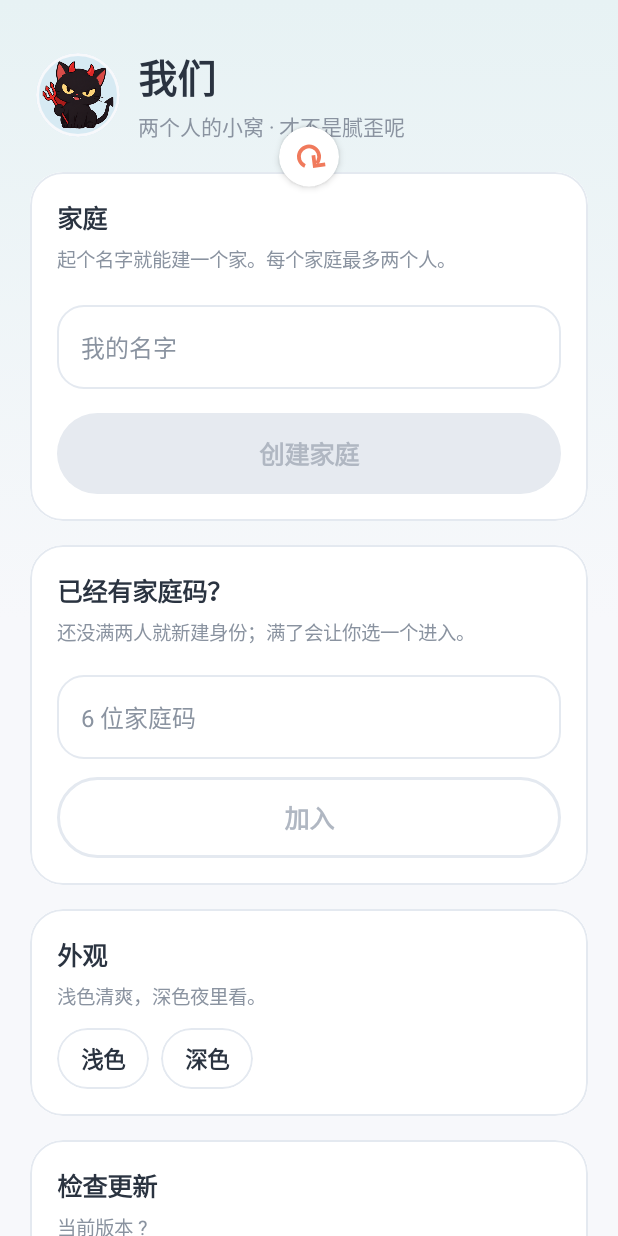
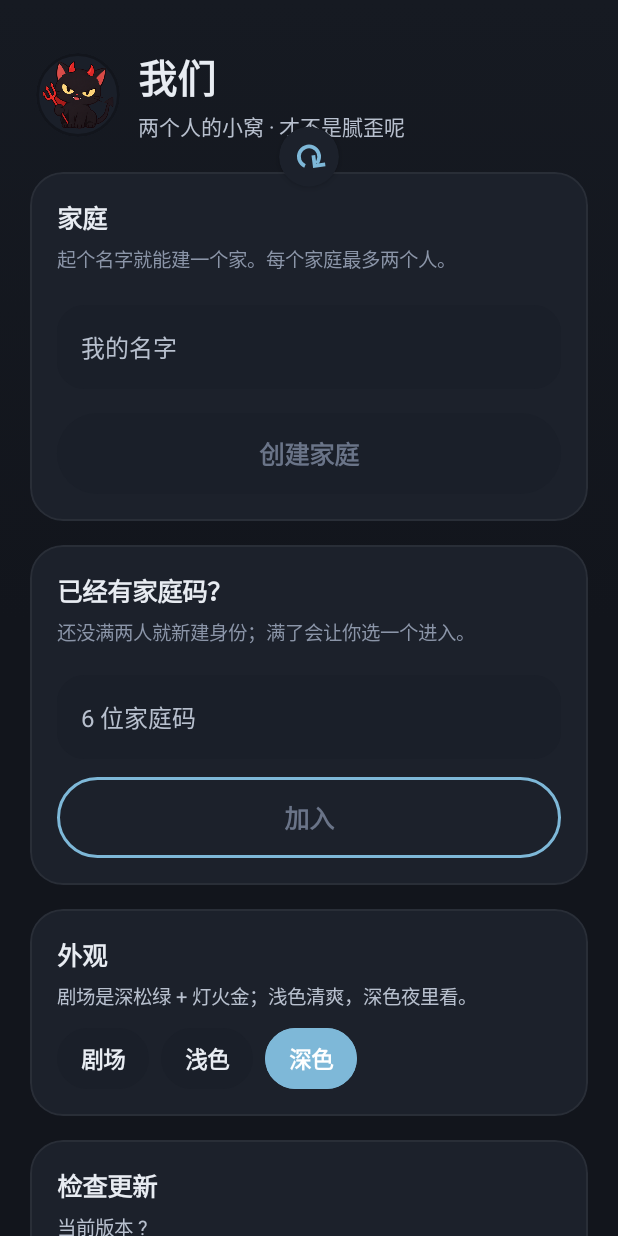
Before and after one commit to anliluZoe/GuanGuanHua, an Android app built with Jetpack Compose: the screen it shows after launch (MainActivity), after a tap on "深色", on a phone screen of 412 x 824 dp. Run offline under Robolectric (Android 15) with nearby library versions, the phone set to English and light mode, and no system bars; libraries missing offline, so code that uses them is left out: androidx.glance, androidx.glance.appwidget; pictures from the network do not load; 8 statements that could not run were skipped; 2 other taps on this screen came first.

Commit message:
冬夜剧场主题：松绿黑 + 灯火金；我们页加今天卡（第 1786 天）

```diff
--- a/app/src/main/java/com/guanguanhua/app/MainActivity.kt
+++ b/app/src/main/java/com/guanguanhua/app/MainActivity.kt
@@ -114,7 +114,10 @@ class MainActivity : ComponentActivity() {
             val appearance by viewModel.appearance.collectAsStateWithLifecycle()
             var showPoster by remember { mutableStateOf(true) }
             val dismissPoster = { showPoster = false }
-            GuanGuanHuaTheme(darkTheme = appearance.isDark(isSystemInDarkTheme())) {
+            GuanGuanHuaTheme(
+                darkTheme = appearance.isDark(isSystemInDarkTheme()),
+                theater = appearance == com.guanguanhua.app.ui.theme.Appearance.Theater,
+            ) {
                 val navController = rememberNavController()
                 val session by viewModel.session.collectAsStateWithLifecycle()
                 val trips by viewModel.trips.collectAsStateWithLifecycle()
--- a/app/src/main/java/com/guanguanhua/app/ui/Components.kt
+++ b/app/src/main/java/com/guanguanhua/app/ui/Components.kt
@@ -472,7 +472,7 @@ fun AppearancePicker(
         Text("外观", style = MaterialTheme.typography.titleMedium)
         Spacer(Modifier.height(6.dp))
         Text(
-            "浅色清爽，深色夜里看。",
+            "剧场是深松绿 + 灯火金；浅色清爽，深色夜里看。",
             style = MaterialTheme.typography.bodySmall,
             color = QTheme.colors.secondary,
         )
@@ -481,6 +481,7 @@ fun AppearancePicker(
             modifier = Modifier.horizontalScroll(rememberScrollState()),
             horizontalArrangement = Arrangement.spacedBy(8.dp),
         ) {
+            ChoiceChip("剧场", value == Appearance.Theater, onClick = { onChange(Appearance.Theater) })
             ChoiceChip("浅色", value == Appearance.Light, onClick = { onChange(Appearance.Light) })
             ChoiceChip("深色", value == Appearance.Dark, onClick = { onChange(Appearance.Dark) })
         }
--- a/app/src/main/java/com/guanguanhua/app/ui/ProfileScreen.kt
+++ b/app/src/main/java/com/guanguanhua/app/ui/ProfileScreen.kt
@@ -50,7 +50,12 @@ import com.guanguanhua.app.update.UpdateCheckResult
 import com.guanguanhua.app.update.UpdatePresentation
 import com.guanguanhua.app.update.presentUpdate
 import com.guanguanhua.app.widget.WidgetCopy
+import java.time.LocalDate
+import java.time.temporal.ChronoUnit
 import kotlinx.coroutines.launch
+
+/** 在一起的第一天：2022-01-01，算第 1 天。 */
+private val TOGETHER_SINCE: LocalDate = LocalDate.of(2022, 1, 1)
 
 internal fun householdPairTitle(name: String, partnerName: String?): String =
     "${name.ifBlank { "我" }} × ${partnerName ?: "另一半"}"
@@ -198,6 +203,37 @@ fun ProfileScreen(
                 )
             }
         } else {
+        val today = LocalDate.now()
+        val togetherDays = ChronoUnit.DAYS.between(TOGETHER_SINCE, today).toInt() + 1
+        val isBirthdayToday = today.monthValue == 11 && today.dayOfMonth == 21
+        val thisYearBirthday = LocalDate.of(today.year, 11, 21)
+        val nextBirthday = if (today.isAfter(thisYearBirthday)) thisYearBirthday.plusYears(1) else thisYearBirthday
+        val daysToBirthday = ChronoUnit.DAYS.between(today, nextBirthday).toInt()
+        SoftCard(modifier = Modifier.fillMaxWidth(), accent = QTheme.colors.sky) {
+            Row(
+                modifier = Modifier.fillMaxWidth(),
+                horizontalArrangement = Arrangement.SpaceBetween,
+            ) {
+                Text(
+                    "在一起 第 $togetherDays 天",
+                    style = MaterialTheme.typography.bodySmall,
+                    color = QTheme.colors.muted,
+                )
+                Text(
+                    "%02d·%02d".format(today.monthValue, today.dayOfMonth),
+                    style = MaterialTheme.typography.bodySmall,
+                    color = QTheme.colors.muted,
+                )
+            }
+            Spacer(Modifier.height(6.dp))
+            Text(
+                if (isBirthdayToday) "今晚，她是主角" else "距离 11·21 还有 $daysToBirthday 天",
+                style = MaterialTheme.typography.titleLarge,
+                fontWeight = FontWeight.SemiBold,
+            )
+            Spacer(Modifier.height(12.dp))
+            PillButton("再看一遍海报", filled = false, onClick = onReplayPoster)
+        }
         SoftCard(modifier = Modifier.fillMaxWidth()) {
             Text("家庭码", style = MaterialTheme.typography.titleMedium, fontWeight = FontWeight.SemiBold)
             Spacer(Modifier.height(8.dp))
@@ -230,17 +266,6 @@ fun ProfileScreen(
             }
             Spacer(Modifier.height(16.dp))
             PillButton("编辑桌面组件", filled = false, onClick = onOpenWidget)
-        }
-        SoftCard(modifier = Modifier.fillMaxWidth()) {
-            Text("开屏彩蛋", style = MaterialTheme.typography.titleMedium)
-            Spacer(Modifier.height(4.dp))
-            Text(
-                "剧院海报：红幕、追光、她。每次打开 App 都会先放一遍。",
-                color = QTheme.colors.muted,
-                style = MaterialTheme.typography.bodySmall,
-            )
-            Spacer(Modifier.height(14.dp))
-            PillButton("再看一遍", filled = false, onClick = onReplayPoster)
         }
         }
         AppearancePicker(value = appearance, onChange = viewModel::setAppearance)
--- a/app/src/main/java/com/guanguanhua/app/ui/theme/Theme.kt
+++ b/app/src/main/java/com/guanguanhua/app/ui/theme/Theme.kt
@@ -25,11 +25,13 @@ import androidx.core.view.WindowCompat
 
 /** 浅色 / 深色 / 跟随系统。保存在本地，不经过后端。 */
 enum class Appearance(val prefValue: String) {
+    Theater("theater"),
     System("system"),
     Light("light"),
     Dark("dark");
 
     fun isDark(systemDark: Boolean): Boolean = when (this) {
+        Theater -> true
         System -> systemDark
         Light -> false
         Dark -> true
@@ -37,7 +39,7 @@ enum class Appearance(val prefValue: String) {
 
     companion object {
         fun fromPref(value: String?): Appearance =
-            entries.find { it.prefValue == value } ?: System
+            entries.find { it.prefValue == value } ?: Theater
     }
 }
 
@@ -185,46 +187,46 @@ val DarkQColors = QColors(
 val LocalQColors = staticCompositionLocalOf { LightQColors }
 
 /** 生日当天强制使用的深靛蓝 + 灯火金色板，不跟随系统明暗。 */
-val BirthdayQColors = QColors(
-    canvas = Color(0xFF0B0F24),
-    wash = Color(0xFF0E1330),
-    sandDeep = Color(0xFF141A3A),
-    paper = Color(0xFF1A2038),
-    ink = Color(0xFFF2F4FF),
-    inkSoft = Color(0xFFC3CCE8),
-    muted = Color(0xFF8C96B8),
-    muted2 = Color(0xFF6B7494),
-    line = Color(0xFF202849),
-    lineStrong = Color(0xFF2E3554),
-    sky = Color(0xFFF0C070),
-    skySoft = Color(0xFFF0C070).softWash(),
-    mint = Color(0xFF5FE3C6),
-    mintSoft = Color(0xFF5FE3C6).softWash(),
-    lavender = Color(0xFF7C5AC4),
-    lavenderSoft = Color(0xFF7C5AC4).softWash(),
-    coral = Color(0xFFF0728F),
-    coralBright = Color(0xFFFF8FA8),
-    coralSoft = Color(0xFFF0728F).softWash(),
-    cream = Color(0xFFF0C070).softWash(),
-    gold = Color(0xFFE6B872),
-    goldSoft = Color(0xFFE6B872).softWash(),
-    peach = Color(0xFFF0A66C),
-    peachSoft = Color(0xFFF0A66C).softWash(),
-    denim = Color(0xFF7C8CFF),
-    denimSoft = Color(0xFF7C8CFF).softWash(),
-    rose = Color(0xFFF0909C),
-    roseSoft = Color(0xFFF0909C).softWash(),
-    chipWash = Color(0xFF141A3A),
-    pendingInk = Color(0xFFE6B872),
-    rejectedWash = Color(0xFFF0909C).softWash(),
-    rejectedInk = Color(0xFFF0909C),
-    partialInk = Color(0xFFFF8FA8),
-    approvedInk = Color(0xFF5FE3C6),
-    disabledFill = Color(0xFF161C3A),
-    disabledInk = Color(0xFF5B6484),
-    overlay = Color(0xFF0B0F24).copy(alpha = 0.92f),
+val TheaterQColors = QColors(
+    canvas = Color(0xFF0A100E),
+    wash = Color(0xFF0E1613),
+    sandDeep = Color(0xFF121C17),
+    paper = Color(0xFF15201A),
+    ink = Color(0xFFEAF1E8),
+    inkSoft = Color(0xFFC2CEC5),
+    muted = Color(0xFF8B9A90),
+    muted2 = Color(0xFF6F7E74),
+    line = Color(0xFF26342C),
+    lineStrong = Color(0xFF33463A),
+    sky = Color(0xFFE0B36A),
+    skySoft = Color(0xFFE0B36A).softWash(),
+    mint = Color(0xFF5E8F74),
+    mintSoft = Color(0xFF5E8F74).softWash(),
+    lavender = Color(0xFF9FB8C4),
+    lavenderSoft = Color(0xFF9FB8C4).softWash(),
+    coral = Color(0xFFD98BA8),
+    coralBright = Color(0xFFF0A8BF),
+    coralSoft = Color(0xFFD98BA8).softWash(),
+    cream = Color(0xFFE0B36A).softWash(),
+    gold = Color(0xFFE0B36A),
+    goldSoft = Color(0xFFE0B36A).softWash(),
+    peach = Color(0xFFD9A45B),
+    peachSoft = Color(0xFFD9A45B).softWash(),
+    denim = Color(0xFF6E8FA8),
+    denimSoft = Color(0xFF6E8FA8).softWash(),
+    rose = Color(0xFFD98BA8),
+    roseSoft = Color(0xFFD98BA8).softWash(),
+    chipWash = Color(0xFF16221B),
+    pendingInk = Color(0xFFE0B36A),
+    rejectedWash = Color(0xFFD98BA8).softWash(),
+    rejectedInk = Color(0xFFD98BA8),
+    partialInk = Color(0xFFE8A06A),
+    approvedInk = Color(0xFF7FBF9E),
+    disabledFill = Color(0xFF121C17),
+    disabledInk = Color(0xFF5C6B61),
+    overlay = Color(0xFF0A100E).copy(alpha = 0.92f),
     screenGlow = Brush.verticalGradient(
-        colors = listOf(Color(0xFF121A3E), Color(0xFF0B0F24), Color(0xFF0B0F24)),
+        colors = listOf(Color(0xFF1B2A22), Color(0xFF0A100E), Color(0xFF0A100E)),
     ),
     isDark = true,
 )
@@ -356,42 +358,44 @@ private val QTypography = Typography(
     ),
 )
 
-private val BirthdayColors = darkColorScheme(
-    primary = BirthdayQColors.sky,
+private val TheaterColors = darkColorScheme(
+    primary = TheaterQColors.sky,
     onPrimary = Color(0xFF23180A),
-    primaryContainer = BirthdayQColors.skySoft,
-    onPrimaryContainer = BirthdayQColors.sky,
-    secondary = BirthdayQColors.coral,
+    primaryContainer = TheaterQColors.skySoft,
+    onPrimaryContainer = TheaterQColors.sky,
+    secondary = TheaterQColors.coral,
     onSecondary = Color(0xFF2A1018),
-    secondaryContainer = BirthdayQColors.coralSoft,
-    onSecondaryContainer = BirthdayQColors.coral,
-    tertiary = BirthdayQColors.mint,
+    secondaryContainer = TheaterQColors.coralSoft,
+    onSecondaryContainer = TheaterQColors.coral,
+    tertiary = TheaterQColors.mint,
     onTertiary = Color(0xFF062820),
-    tertiaryContainer = BirthdayQColors.mintSoft,
-    onTertiaryContainer = BirthdayQColors.mint,
-    error = BirthdayQColors.rose,
-    errorContainer = BirthdayQColors.rejectedWash,
+    tertiaryContainer = TheaterQColors.mintSoft,
+    onTertiaryContainer = TheaterQColors.mint,
+    error = TheaterQColors.rose,
+    errorContainer = TheaterQColors.rejectedWash,
     onError = Color(0xFF2A1216),
-    onErrorContainer = BirthdayQColors.rejectedInk,
-    background = BirthdayQColors.canvas,
-    onBackground = BirthdayQColors.ink,
-    surface = BirthdayQColors.paper,
-    onSurface = BirthdayQColors.ink,
-    surfaceVariant = BirthdayQColors.skySoft,
-    onSurfaceVariant = BirthdayQColors.muted,
-    outline = BirthdayQColors.lineStrong,
-    outlineVariant = BirthdayQColors.line,
+    onErrorContainer = TheaterQColors.rejectedInk,
+    background = TheaterQColors.canvas,
+    onBackground = TheaterQColors.ink,
+    surface = TheaterQColors.paper,
+    onSurface = TheaterQColors.ink,
+    surfaceVariant = TheaterQColors.skySoft,
+    onSurfaceVariant = TheaterQColors.muted,
+    outline = TheaterQColors.lineStrong,
+    outlineVariant = TheaterQColors.line,
 )
 
 @Composable
 fun GuanGuanHuaTheme(
     darkTheme: Boolean = isSystemInDarkTheme(),
+    theater: Boolean = false,
     birthday: Boolean = false,
     content: @Composable () -> Unit,
 ) {
-    val dark = birthday || darkTheme
+    val useTheater = theater || birthday
+    val dark = useTheater || darkTheme
     val qColors = when {
-        birthday -> BirthdayQColors
+        useTheater -> TheaterQColors
         darkTheme -> DarkQColors
         else -> LightQColors
     }
@@ -408,7 +412,7 @@ fun GuanGuanHuaTheme(
     CompositionLocalProvider(LocalQColors provides qColors) {
         MaterialTheme(
             colorScheme = when {
-                birthday -> BirthdayColors
+                useTheater -> TheaterColors
                 darkTheme -> DarkColors
                 else -> LightColors
             },
```
Also changed, not shown: 1 other file.
